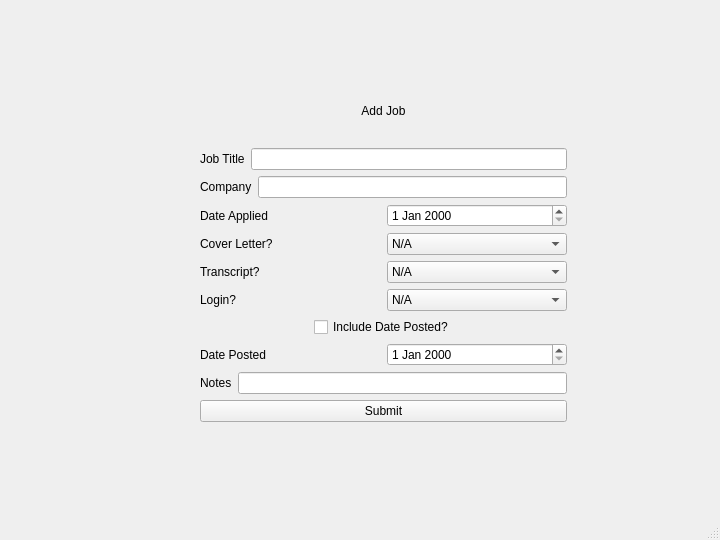
Qt form mainwindow.ui (frenchcokes/Job-Tracker) before a commit.
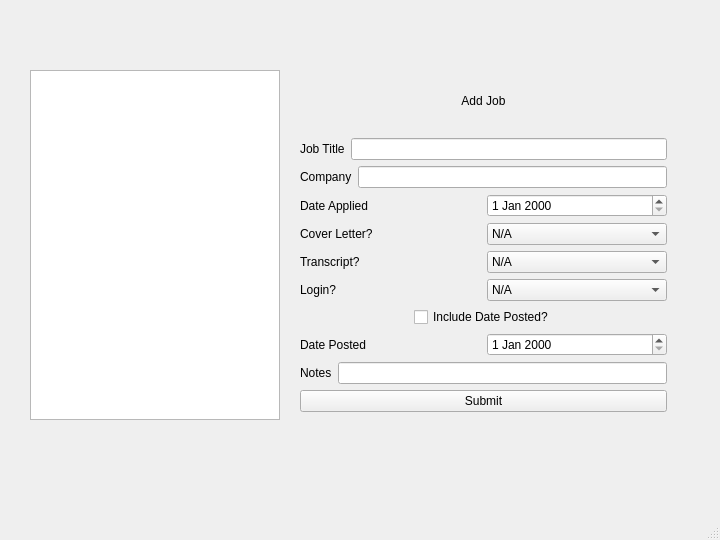
The same form after that commit.

Commit message: added save and job display

Diff of the .ui file:
```diff
--- a/mainwindow.ui
+++ b/mainwindow.ui
@@ -20,8 +20,8 @@
    <widget class="QWidget" name="verticalLayoutWidget">
     <property name="geometry">
      <rect>
-      <x>200</x>
-      <y>80</y>
+      <x>300</x>
+      <y>70</y>
       <width>367</width>
       <height>342</height>
      </rect>
@@ -262,6 +262,23 @@
      </item>
     </layout>
    </widget>
+   <widget class="QPlainTextEdit" name="jobDisplayPlainTextEdit">
+    <property name="geometry">
+     <rect>
+      <x>30</x>
+      <y>70</y>
+      <width>250</width>
+      <height>350</height>
+     </rect>
+    </property>
+    <property name="readOnly">
+     <bool>true</bool>
+    </property>
+    <property name="plainText">
+     <string>
+</string>
+    </property>
+   </widget>
   </widget>
   <widget class="QStatusBar" name="statusbar"/>
  </widget>
```
The commit also changes 24 other files.
